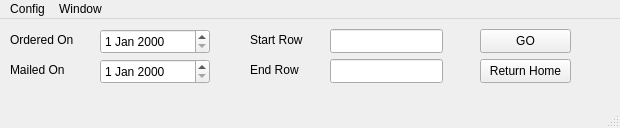
Before: the Qt Designer form diplomadates.ui in at91322/dteassistant, drawn with Qt 5.
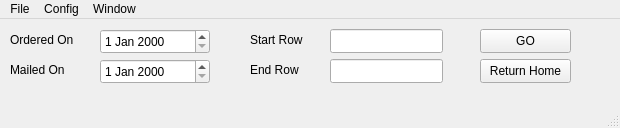
After: the same form once the commit is applied.

```diff
--- a/diplomadates.ui
+++ b/diplomadates.ui
@@ -167,6 +167,13 @@
     </property>
     <addaction name="actionAlways_On_Top"/>
    </widget>
+   <widget class="QMenu" name="menuFile">
+    <property name="title">
+     <string>File</string>
+    </property>
+    <addaction name="actionDataImport"/>
+   </widget>
+   <addaction name="menuFile"/>
    <addaction name="menuConfig"/>
    <addaction name="menuWindow"/>
   </widget>
```
Left out of the diff: 5 changed lines with no effect on the pictures.
